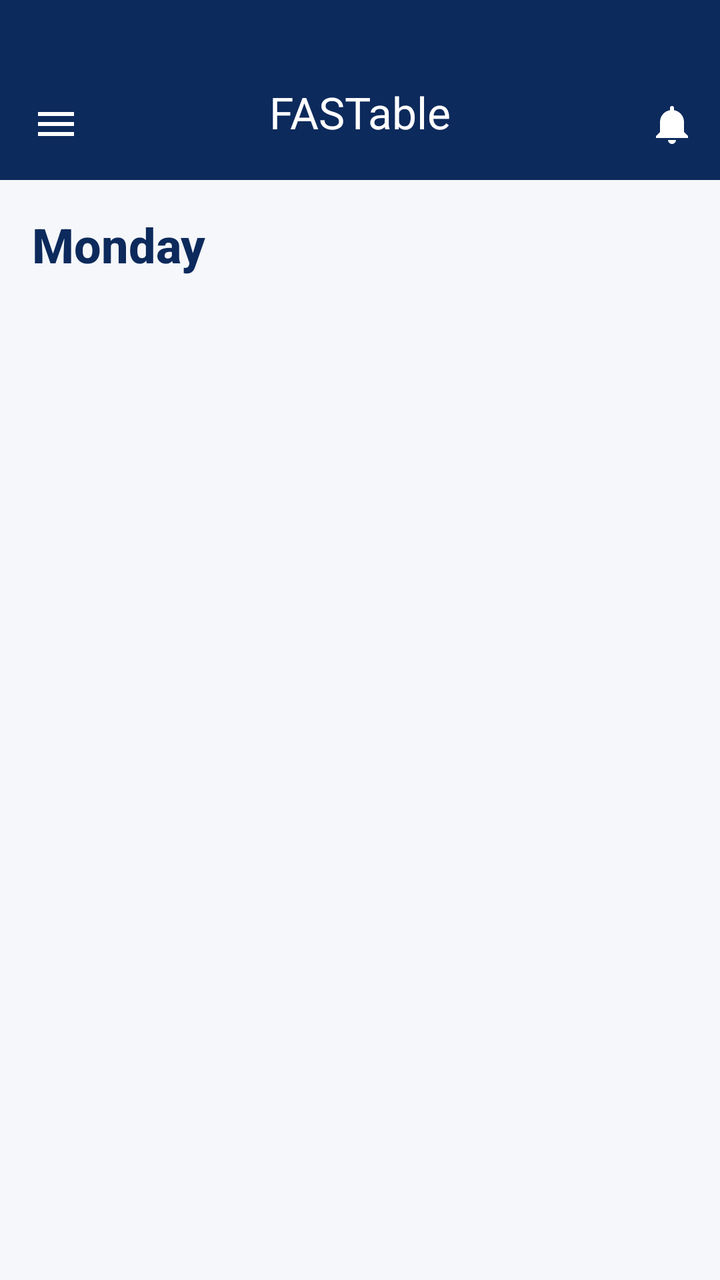
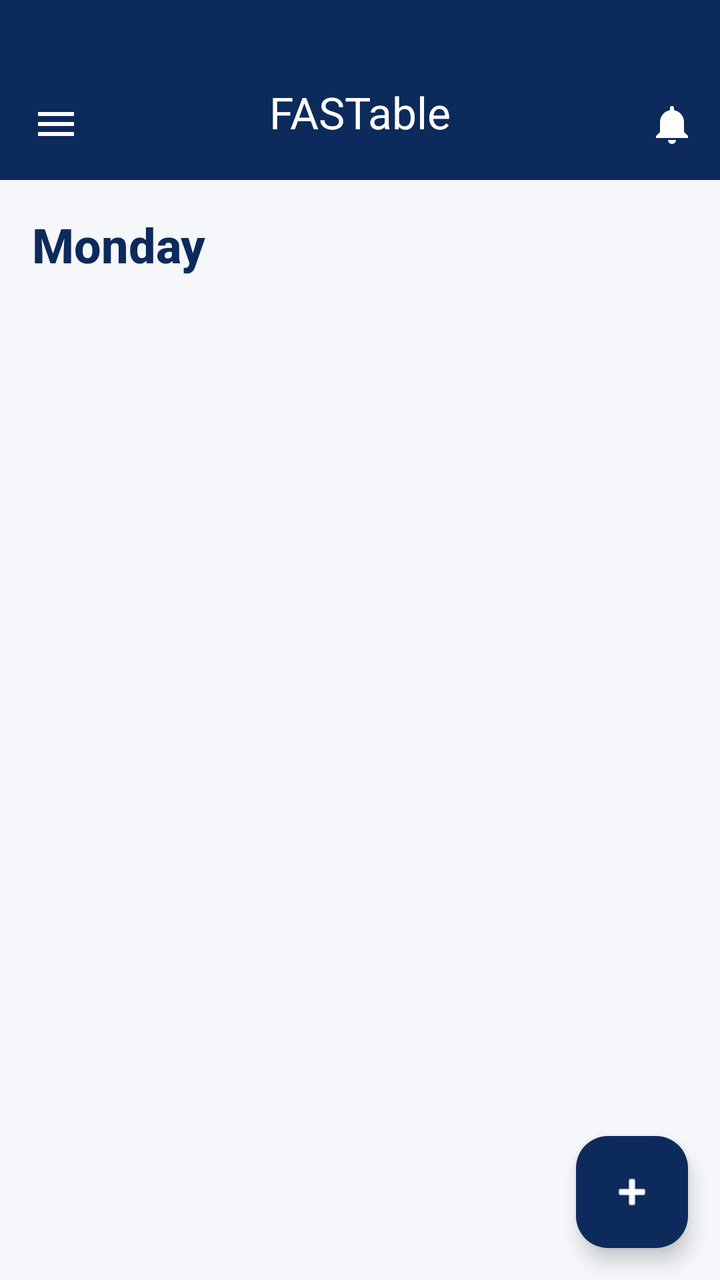

Compare the two renders of this Android layout. The source of the first and the diff that turns it into the second are given below.
<!-- AndroidManifest.xml: application theme Theme.FASTable -->
<!-- res/layout/activity_home.xml -->
<?xml version="1.0" encoding="utf-8"?>
<androidx.drawerlayout.widget.DrawerLayout xmlns:android="http://schemas.android.com/apk/res/android"
    xmlns:app="http://schemas.android.com/apk/res-auto"
    xmlns:tools="http://schemas.android.com/tools"
    android:id="@+id/drawerLayout"
    android:layout_width="match_parent"
    android:layout_height="match_parent"
    tools:context=".Home">

    
    <androidx.constraintlayout.widget.ConstraintLayout
        android:id="@+id/mainLayout"
        android:layout_width="match_parent"
        android:layout_height="match_parent"
        android:background="#F5F7FA">

    


    <com.google.android.material.appbar.MaterialToolbar
        android:id="@+id/topAppBar"
        android:layout_width="0dp"
        android:layout_height="90dp"
        android:background="#0D2A5C"
        android:elevation="4dp"
        android:paddingTop="30dp"
        android:paddingBottom="8dp"
        app:navigationIcon="@drawable/ic_menu"
        app:title="FASTable"
        app:titleCentered="true"
        app:titleTextColor="@android:color/white"
        app:menu="@menu/top_app_bar_menu"
        app:layout_constraintTop_toTopOf="parent"
        app:layout_constraintStart_toStartOf="parent"
        app:layout_constraintEnd_toEndOf="parent">


    </com.google.android.material.appbar.MaterialToolbar>



    
    <ScrollView
        android:id="@+id/scrollView"
        android:layout_width="0dp"
        android:layout_height="0dp"
        android:padding="16dp"
        app:layout_constraintTop_toBottomOf="@id/topAppBar"
        app:layout_constraintBottom_toBottomOf="parent"
        app:layout_constraintStart_toStartOf="parent"
        android:scrollbars="none"
        android:fadeScrollbars="false"
        app:layout_constraintEnd_toEndOf="parent">

        <LinearLayout
            android:layout_width="match_parent"
            android:layout_height="wrap_content"
            android:orientation="vertical">

            
            <TextView
                android:id="@+id/tvCurrentDay"
                android:layout_width="match_parent"
                android:layout_height="wrap_content"
                android:text="Monday"
                android:textSize="24sp"
                android:textStyle="bold"
                android:textColor="#0D2A5C"
                android:layout_marginBottom="16dp"
                android:fontFamily="sans-serif-medium" />

            
            <androidx.recyclerview.widget.RecyclerView
                android:id="@+id/rvDashboardSessions"
                android:layout_width="match_parent"
                android:layout_height="wrap_content"
                android:nestedScrollingEnabled="false"
                android:clipToPadding="false" />

            
            <TextView
                android:id="@+id/tvEmptyState"
                android:layout_width="match_parent"
                android:layout_height="wrap_content"
                android:text="No classes scheduled for today\n\nAdd courses from:\n• Batch Timetable\n• Custom Timetable"
                android:textSize="16sp"
                android:textColor="#666"
                android:textAlignment="center"
                android:padding="32dp"
                android:visibility="gone"
                android:lineSpacingExtra="4dp" />

        </LinearLayout>
    </ScrollView>

    </androidx.constraintlayout.widget.ConstraintLayout>

    
    <androidx.constraintlayout.widget.ConstraintLayout
        android:id="@+id/navigationDrawer"
        android:layout_width="300dp"
        android:layout_height="match_parent"
        android:layout_gravity="start"
        android:background="#FFFFFF">

        
        <View
            android:id="@+id/rightShadow"
            android:layout_width="0dp"
            android:layout_height="0dp"
            android:background="@drawable/right_side_shadow"
            app:layout_constraintTop_toTopOf="parent"
            app:layout_constraintBottom_toBottomOf="parent"
            app:layout_constraintEnd_toEndOf="parent" />

        
        <androidx.appcompat.widget.Toolbar
            android:id="@+id/top_bar_menu"
            android:layout_width="0dp"
            android:layout_height="80dp"
            android:background="@color/white"
            android:theme="@style/ThemeOverlay.AppCompat.Dark.ActionBar"
            android:elevation="4dp"
            android:paddingTop="30dp"
            android:paddingBottom="8dp"
            app:navigationIcon="@drawable/ic_menu_black"
            app:titleTextColor="@android:color/white"
            app:layout_constraintTop_toTopOf="parent"
            app:layout_constraintStart_toStartOf="parent" />

        
        <LinearLayout
            android:id="@+id/contentContainer"
            android:layout_width="0dp"
            android:layout_height="0dp"
            android:orientation="vertical"
            android:paddingStart="20dp"
            android:paddingEnd="20dp"
            android:paddingTop="24dp"
            android:paddingBottom="24dp"
            app:layout_constraintTop_toBottomOf="@id/top_bar_menu"
            app:layout_constraintBottom_toBottomOf="parent"
            app:layout_constraintStart_toStartOf="parent"
            app:layout_constraintEnd_toStartOf="@id/rightShadow">

            
            <LinearLayout
                android:id="@+id/profileSection"
                android:layout_width="match_parent"
                android:layout_height="wrap_content"
                android:orientation="horizontal"
                android:gravity="center_vertical">

                <de.hdodenhof.circleimageview.CircleImageView
                    android:id="@+id/profileImage"
                    android:layout_width="56dp"
                    android:layout_height="56dp"
                    android:src="@drawable/img_demo"
                    app:civ_border_width="2dp"
                    app:civ_border_color="#E0E0E0"
                    android:contentDescription="@string/profile_image" />

                <LinearLayout
                    android:layout_width="0dp"
                    android:layout_height="wrap_content"
                    android:layout_weight="1"
                    android:orientation="vertical"
                    android:layout_marginStart="12dp">

                    <TextView
                        android:id="@+id/tvName"
                        android:layout_width="wrap_content"
                        android:layout_height="wrap_content"
                        android:text="Muhammad Ahsan"
                        android:textColor="@color/navy"
                        android:textSize="20sp"
                        android:textStyle="bold" />

                    <TextView
                        android:id="@+id/tvEmail"
                        android:layout_width="wrap_content"
                        android:layout_height="wrap_content"
                        android:text="hmahsankhetran@gmail.com"
                        android:textColor="@color/navy"
                        android:textSize="12sp" />
                </LinearLayout>

                <ImageView
                    android:id="@+id/imgArrow"
                    android:layout_width="30dp"
                    android:layout_height="40dp"
                    android:src="@drawable/ic_arrow_right"
                    app:tint="#808080" />
            </LinearLayout>

            
            <View
                android:layout_width="match_parent"
                android:layout_height="1dp"
                android:layout_marginTop="12dp"
                android:background="#B0B0B0" />

            
            <com.google.android.material.button.MaterialButton
                android:id="@+id/btnBatchTimetable"
                android:layout_width="match_parent"
                android:layout_height="48dp"
                android:layout_marginTop="16dp"
                android:text="@string/batch_timetable"
                android:textAllCaps="false"
                android:textSize="15sp"
                android:textStyle="bold"
                android:textColor="#FFFFFF"
                app:cornerRadius="10dp"
                app:backgroundTint="#0A2E5D"
                app:strokeColor="#0A2E5D"
                app:strokeWidth="1dp" />

            <com.google.android.material.button.MaterialButton
                android:id="@+id/btnCustomTimetable"
                android:layout_width="match_parent"
                android:layout_height="48dp"
                android:layout_marginTop="14dp"
                android:text="@string/custom_timetable"
                android:textAllCaps="false"
                android:textSize="15sp"
                android:textStyle="bold"
                android:textColor="#0A2E5D"
                app:cornerRadius="10dp"
                app:backgroundTint="#FFFFFF"
                app:strokeColor="#0A2E5D"
                app:strokeWidth="1dp" />

            <com.google.android.material.button.MaterialButton
                android:id="@+id/btnAboutUs"
                android:layout_width="match_parent"
                android:layout_height="48dp"
                android:layout_marginTop="14dp"
                android:text="@string/about_us"
                android:textAllCaps="false"
                android:textSize="15sp"
                android:textStyle="bold"
                android:textColor="#0A2E5D"
                app:cornerRadius="10dp"
                app:backgroundTint="#FFFFFF"
                app:strokeColor="#0A2E5D"
                app:strokeWidth="1dp" />

            <View
                android:layout_width="match_parent"
                android:layout_height="0dp"
                android:layout_weight="1" />

            <Button
                android:id="@+id/btnLogout"
                android:layout_width="match_parent"
                android:layout_height="48dp"
                android:text="@string/log_out"
                android:textAllCaps="false"
                android:textSize="15sp"
                android:textStyle="bold"
                android:textColor="#0A2E5D"
                app:cornerRadius="10dp"
                app:backgroundTint="#FFFFFF"
                app:strokeColor="#0A2E5D"
                app:strokeWidth="1dp" />
        </LinearLayout>

    </androidx.constraintlayout.widget.ConstraintLayout>

</androidx.drawerlayout.widget.DrawerLayout>
<!-- resources referenced by this layout -->
<resources>
  <color name="navy">#0F3460</color>
  <color name="white">#FFFFFFFF</color>
  <!-- drawable ic_arrow_right (drawable) -->
  <vector xmlns:android="http://schemas.android.com/apk/res/android"
      android:width="24dp"
      android:height="24dp"
      android:viewportWidth="24"
      android:viewportHeight="24">
      <path
          android:fillColor="#808080"
          android:pathData="M8.59,16.59L13.17,12L8.59,7.41L10,6L16,12L10,18L8.59,16.59Z"/>
  </vector>
  <!-- drawable ic_menu (drawable) -->
  <vector xmlns:android="http://schemas.android.com/apk/res/android"
      android:width="24dp"
      android:height="24dp"
      android:viewportWidth="24"
      android:viewportHeight="24">
      <path
          android:fillColor="#FFF"
          android:pathData="M3,6h18v2H3V6zm0,5h18v2H3v-2zm0,5h18v2H3v-2z"/>
  </vector>
  <!-- drawable ic_menu_black (drawable) -->
  <vector xmlns:android="http://schemas.android.com/apk/res/android"
      android:width="24dp"
      android:height="24dp"
      android:viewportWidth="24"
      android:viewportHeight="24">
      <path
          android:fillColor="#000000"
          android:pathData="M3,6h18v2H3V6zm0,5h18v2H3v-2zm0,5h18v2H3v-2z"/>
  </vector>
  <!-- drawable img_demo: png bitmap (drawable, 35192 bytes) -->
  <!-- drawable right_side_shadow (drawable) -->
  <shape xmlns:android="http://schemas.android.com/apk/res/android">
      <gradient
          android:startColor="#66000000"
      android:endColor="@android:color/transparent"
      android:angle="270" />
  </shape>
  <string name="about_us">About Us</string>
  <string name="batch_timetable">Batch Timetable</string>
  <string name="custom_timetable">Custom Timetable</string>
  <string name="log_out">Log Out</string>
  <string name="profile_image">Profile Image</string>
  <style name="Theme.FASTable" parent="Base.Theme.FASTable" />
  <style name="Base.Theme.FASTable" parent="Theme.Material3.DayNight.NoActionBar">
          
          
      </style>
</resources>

<!-- the commit's change to res/layout/activity_home.xml (unified diff, before → after) -->
@@ -93,6 +93,19 @@
         </LinearLayout>
     </ScrollView>
 
+    
+    <com.google.android.material.floatingactionbutton.FloatingActionButton
+        android:id="@+id/fabAddTimetable"
+        android:layout_width="wrap_content"
+        android:layout_height="wrap_content"
+        android:layout_margin="16dp"
+        android:contentDescription="@string/add_timetable"
+        android:src="@android:drawable/ic_input_add"
+        app:backgroundTint="#0D2A5C"
+        app:tint="@android:color/white"
+        app:layout_constraintBottom_toBottomOf="parent"
+        app:layout_constraintEnd_toEndOf="parent" />
+
     </androidx.constraintlayout.widget.ConstraintLayout>
 
     
<!-- resource entries referenced after the edit -->
@@ -41,6 +41,7 @@
       android:angle="270" />
   </shape>
   <string name="about_us">About Us</string>
+  <string name="add_timetable">Add Timetable</string>
   <string name="batch_timetable">Batch Timetable</string>
   <string name="custom_timetable">Custom Timetable</string>
   <string name="log_out">Log Out</string>
